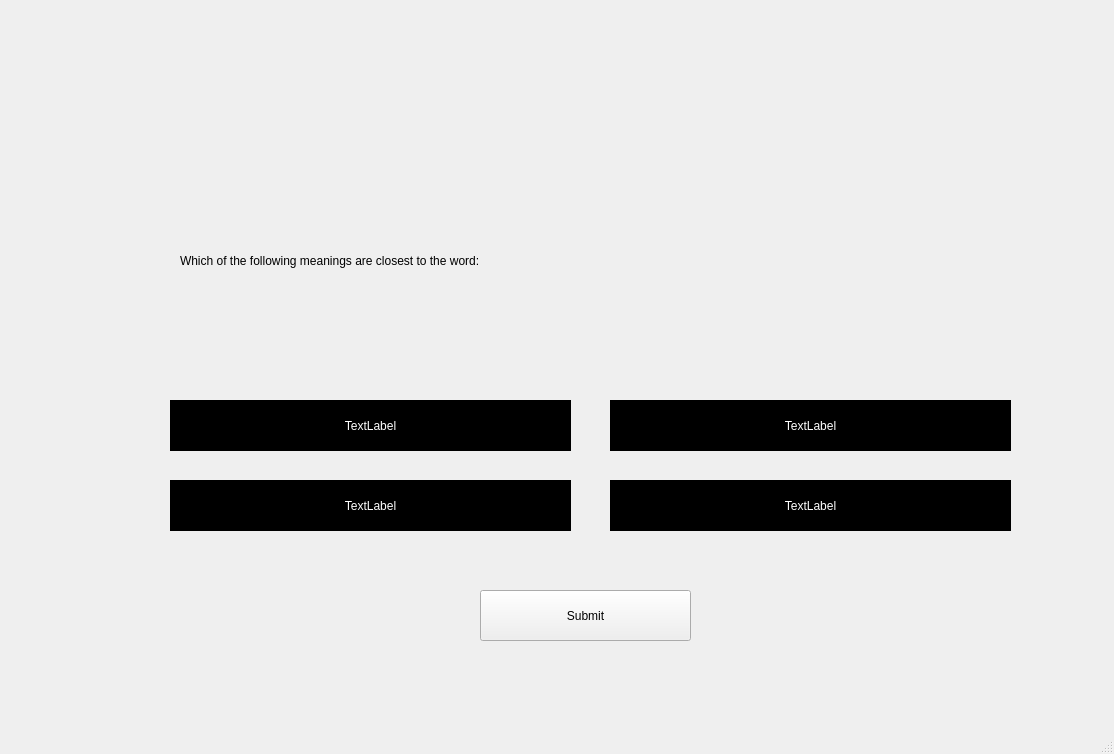
First picture: the form in mcq.ui, repository prathameshnetake/BE_Project, before the edit.
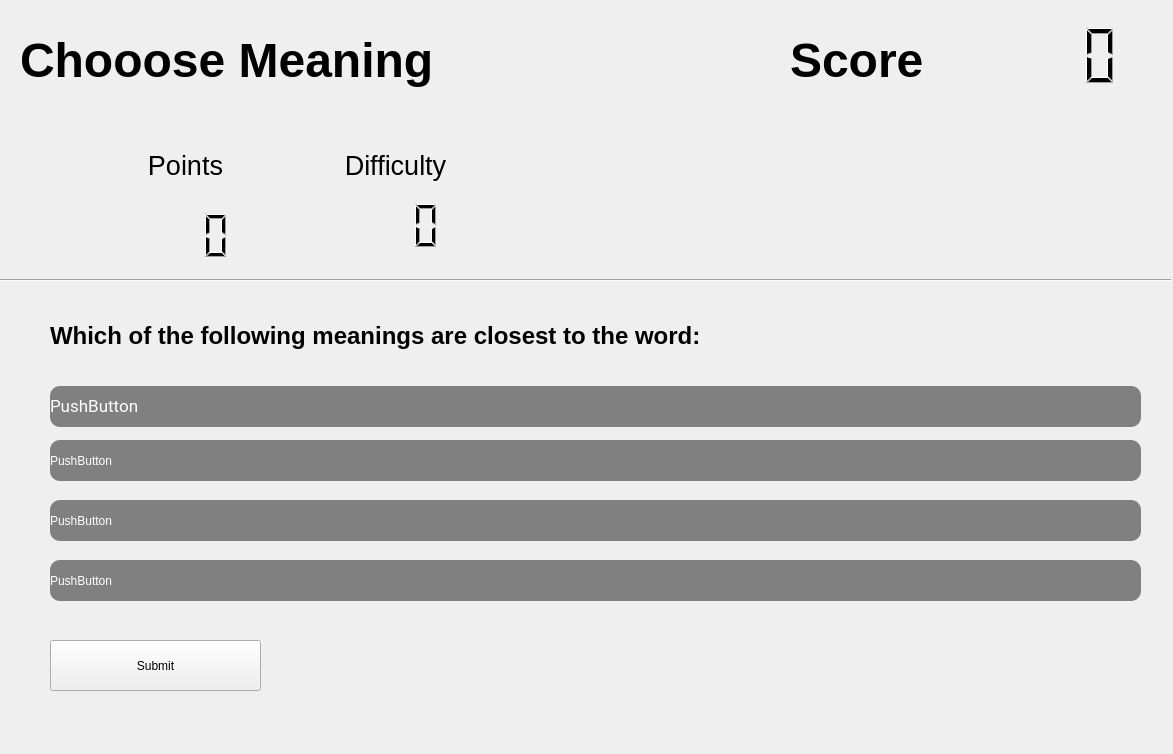
Second picture: the form after the edit.

The edit to the form file:
```diff
--- a/mcq.ui
+++ b/mcq.ui
@@ -6,7 +6,7 @@
    <rect>
     <x>0</x>
     <y>0</y>
-    <width>1114</width>
+    <width>1173</width>
     <height>754</height>
    </rect>
   </property>
@@ -14,99 +14,11 @@
    <string>MainWindow</string>
   </property>
   <widget class="QWidget" name="centralwidget">
-   <widget class="QLabel" name="label">
+   <widget class="QPushButton" name="submit">
     <property name="geometry">
      <rect>
-      <x>170</x>
-      <y>400</y>
-      <width>401</width>
-      <height>51</height>
-     </rect>
-    </property>
-    <property name="styleSheet">
-     <string notr="true">border: 2px solid black;
-font: 16pt &quot;Roboto&quot;;
-color: rgb(255, 255, 255);
-background-color: black;</string>
-    </property>
-    <property name="text">
-     <string>TextLabel</string>
-    </property>
-    <property name="alignment">
-     <set>Qt::AlignCenter</set>
-    </property>
-   </widget>
-   <widget class="QLabel" name="label_2">
-    <property name="geometry">
-     <rect>
-      <x>610</x>
-      <y>400</y>
-      <width>401</width>
-      <height>51</height>
-     </rect>
-    </property>
-    <property name="styleSheet">
-     <string notr="true">border: 2px solid black;
-background-color:black;
-font: 16pt &quot;Roboto&quot;;
-color: rgb(255, 255, 255);</string>
-    </property>
-    <property name="text">
-     <string>TextLabel</string>
-    </property>
-    <property name="alignment">
-     <set>Qt::AlignCenter</set>
-    </property>
-   </widget>
-   <widget class="QLabel" name="label_3">
-    <property name="geometry">
-     <rect>
-      <x>170</x>
-      <y>480</y>
-      <width>401</width>
-      <height>51</height>
-     </rect>
-    </property>
-    <property name="styleSheet">
-     <string notr="true">border: 2px solid black;
-background-color:black;
-font: 16pt &quot;Roboto&quot;;
-color: rgb(255, 255, 255);</string>
-    </property>
-    <property name="text">
-     <string>TextLabel</string>
-    </property>
-    <property name="alignment">
-     <set>Qt::AlignCenter</set>
-    </property>
-   </widget>
-   <widget class="QLabel" name="label_4">
-    <property name="geometry">
-     <rect>
-      <x>610</x>
-      <y>480</y>
-      <width>401</width>
-      <height>51</height>
-     </rect>
-    </property>
-    <property name="styleSheet">
-     <string notr="true">border: 2px solid black;
-background-color:black;
-font: 16pt &quot;Roboto&quot;;
-color: rgb(255, 255, 255);</string>
-    </property>
-    <property name="text">
-     <string>TextLabel</string>
-    </property>
-    <property name="alignment">
-     <set>Qt::AlignCenter</set>
-    </property>
-   </widget>
-   <widget class="QPushButton" name="pushButton">
-    <property name="geometry">
-     <rect>
-      <x>480</x>
-      <y>590</y>
+      <x>50</x>
+      <y>640</y>
       <width>211</width>
       <height>51</height>
      </rect>
@@ -118,18 +30,329 @@
    <widget class="QLabel" name="label_5">
     <property name="geometry">
      <rect>
-      <x>180</x>
-      <y>235</y>
-      <width>761</width>
-      <height>51</height>
+      <x>50</x>
+      <y>320</y>
+      <width>1041</width>
+      <height>31</height>
      </rect>
     </property>
+    <property name="font">
+     <font>
+      <pointsize>18</pointsize>
+      <weight>75</weight>
+      <bold>true</bold>
+     </font>
+    </property>
     <property name="text">
      <string>Which of the following meanings are closest to the word:</string>
     </property>
    </widget>
+   <widget class="QLCDNumber" name="difficulty">
+    <property name="geometry">
+     <rect>
+      <x>310</x>
+      <y>190</y>
+      <width>131</width>
+      <height>71</height>
+     </rect>
+    </property>
+    <property name="font">
+     <font>
+      <pointsize>14</pointsize>
+      <weight>75</weight>
+      <bold>true</bold>
+     </font>
+    </property>
+    <property name="layoutDirection">
+     <enum>Qt::LeftToRight</enum>
+    </property>
+    <property name="frameShape">
+     <enum>QFrame::NoFrame</enum>
+    </property>
+    <property name="frameShadow">
+     <enum>QFrame::Sunken</enum>
+    </property>
+    <property name="smallDecimalPoint">
+     <bool>false</bool>
+    </property>
+    <property name="mode">
+     <enum>QLCDNumber::Dec</enum>
+    </property>
+    <property name="value" stdset="0">
+     <double>0.000000000000000</double>
+    </property>
+   </widget>
+   <widget class="Line" name="line">
+    <property name="geometry">
+     <rect>
+      <x>0</x>
+      <y>270</y>
+      <width>1171</width>
+      <height>20</height>
+     </rect>
+    </property>
+    <property name="orientation">
+     <enum>Qt::Horizontal</enum>
+    </property>
+   </widget>
+   <widget class="QLabel" name="label_6">
+    <property name="geometry">
+     <rect>
+      <x>100</x>
+      <y>150</y>
+      <width>171</width>
+      <height>31</height>
+     </rect>
+    </property>
+    <property name="font">
+     <font>
+      <pointsize>20</pointsize>
+      <weight>50</weight>
+      <bold>false</bold>
+     </font>
+    </property>
+    <property name="layoutDirection">
+     <enum>Qt::LeftToRight</enum>
+    </property>
+    <property name="text">
+     <string>Points</string>
+    </property>
+    <property name="textFormat">
+     <enum>Qt::AutoText</enum>
+    </property>
+    <property name="alignment">
+     <set>Qt::AlignCenter</set>
+    </property>
+   </widget>
+   <widget class="QLCDNumber" name="points">
+    <property name="geometry">
+     <rect>
+      <x>100</x>
+      <y>200</y>
+      <width>131</width>
+      <height>71</height>
+     </rect>
+    </property>
+    <property name="font">
+     <font>
+      <pointsize>14</pointsize>
+      <weight>75</weight>
+      <bold>true</bold>
+     </font>
+    </property>
+    <property name="layoutDirection">
+     <enum>Qt::LeftToRight</enum>
+    </property>
+    <property name="frameShape">
+     <enum>QFrame::NoFrame</enum>
+    </property>
+    <property name="frameShadow">
+     <enum>QFrame::Sunken</enum>
+    </property>
+    <property name="smallDecimalPoint">
+     <bool>false</bool>
+    </property>
+    <property name="mode">
+     <enum>QLCDNumber::Dec</enum>
+    </property>
+    <property name="value" stdset="0">
+     <double>0.000000000000000</double>
+    </property>
+   </widget>
+   <widget class="QLabel" name="label_8">
+    <property name="geometry">
+     <rect>
+      <x>310</x>
+      <y>150</y>
+      <width>171</width>
+      <height>31</height>
+     </rect>
+    </property>
+    <property name="font">
+     <font>
+      <pointsize>20</pointsize>
+      <weight>50</weight>
+      <bold>false</bold>
+     </font>
+    </property>
+    <property name="text">
+     <string>Difficulty</string>
+    </property>
+    <property name="alignment">
+     <set>Qt::AlignCenter</set>
+    </property>
+   </widget>
+   <widget class="QLabel" name="score_label">
+    <property name="geometry">
+     <rect>
+      <x>790</x>
+      <y>30</y>
+      <width>141</width>
+      <height>61</height>
+     </rect>
+    </property>
+    <property name="font">
+     <font>
+      <pointsize>36</pointsize>
+      <weight>75</weight>
+      <bold>true</bold>
+     </font>
+    </property>
+    <property name="text">
+     <string>Score</string>
+    </property>
+   </widget>
+   <widget class="QLabel" name="title">
+    <property name="geometry">
+     <rect>
+      <x>20</x>
+      <y>30</y>
+      <width>481</width>
+      <height>61</height>
+     </rect>
+    </property>
+    <property name="font">
+     <font>
+      <pointsize>36</pointsize>
+      <weight>75</weight>
+      <bold>true</bold>
+     </font>
+    </property>
+    <property name="text">
+     <string>Chooose Meaning</string>
+    </property>
+   </widget>
+   <widget class="QLCDNumber" name="score">
+    <property name="geometry">
+     <rect>
+      <x>950</x>
+      <y>20</y>
+      <width>171</width>
+      <height>71</height>
+     </rect>
+    </property>
+    <property name="font">
+     <font>
+      <pointsize>14</pointsize>
+      <weight>75</weight>
+      <bold>true</bold>
+     </font>
+    </property>
+    <property name="frameShape">
+     <enum>QFrame::NoFrame</enum>
+    </property>
+    <property name="frameShadow">
+     <enum>QFrame::Sunken</enum>
+    </property>
+    <property name="value" stdset="0">
+     <double>0.000000000000000</double>
+    </property>
+   </widget>
+   <widget class="QFrame" name="frame">
+    <property name="geometry">
+     <rect>
+      <x>50</x>
+      <y>370</y>
+      <width>1101</width>
+      <height>251</height>
+     </rect>
+    </property>
+    <property name="styleSheet">
+     <string notr="true">QPushButton {
+
+font: 13pt &quot;Roboto&quot;;
+color: rgb(255, 255, 255);
+background-color: #808080;
+border-radius: 10px;
+text-align: left;
+
+}</string>
+    </property>
+    <property name="frameShape">
+     <enum>QFrame::NoFrame</enum>
+    </property>
+    <property name="frameShadow">
+     <enum>QFrame::Raised</enum>
+    </property>
+    <property name="lineWidth">
+     <number>0</number>
+    </property>
+    <widget class="QPushButton" name="option1">
+     <property name="geometry">
+      <rect>
+       <x>0</x>
+       <y>16</y>
+       <width>1091</width>
+       <height>41</height>
+      </rect>
+     </property>
+     <property name="font">
+      <font>
+       <family>Roboto</family>
+       <pointsize>13</pointsize>
+       <weight>50</weight>
+       <italic>false</italic>
+       <bold>false</bold>
+       <stylestrategy>PreferDefault</stylestrategy>
+      </font>
+     </property>
+     <property name="cursor">
+      <cursorShape>PointingHandCursor</cursorShape>
+     </property>
+     <property name="text">
+      <string>PushButton</string>
+     </property>
+    </widget>
+    <widget class="QPushButton" name="option2">
+     <property name="geometry">
+      <rect>
+       <x>0</x>
+       <y>70</y>
+       <width>1091</width>
+       <height>41</height>
+      </rect>
+     </property>
+     <property name="cursor">
+      <cursorShape>PointingHandCursor</cursorShape>
+     </property>
+     <property name="text">
+      <string>PushButton</string>
+     </property>
+    </widget>
+    <widget class="QPushButton" name="option3">
+     <property name="geometry">
+      <rect>
+       <x>0</x>
+       <y>130</y>
+       <width>1091</width>
+       <height>41</height>
+      </rect>
+     </property>
+     <property name="cursor">
+      <cursorShape>PointingHandCursor</cursorShape>
+     </property>
+     <property name="text">
+      <string>PushButton</string>
+     </property>
+    </widget>
+    <widget class="QPushButton" name="option4">
+     <property name="geometry">
+      <rect>
+       <x>0</x>
+       <y>190</y>
+       <width>1091</width>
+       <height>41</height>
+      </rect>
+     </property>
+     <property name="cursor">
+      <cursorShape>PointingHandCursor</cursorShape>
+     </property>
+     <property name="text">
+      <string>PushButton</string>
+     </property>
+    </widget>
+   </widget>
   </widget>
-  <widget class="QStatusBar" name="statusbar"/>
  </widget>
  <resources/>
  <connections/>
```
